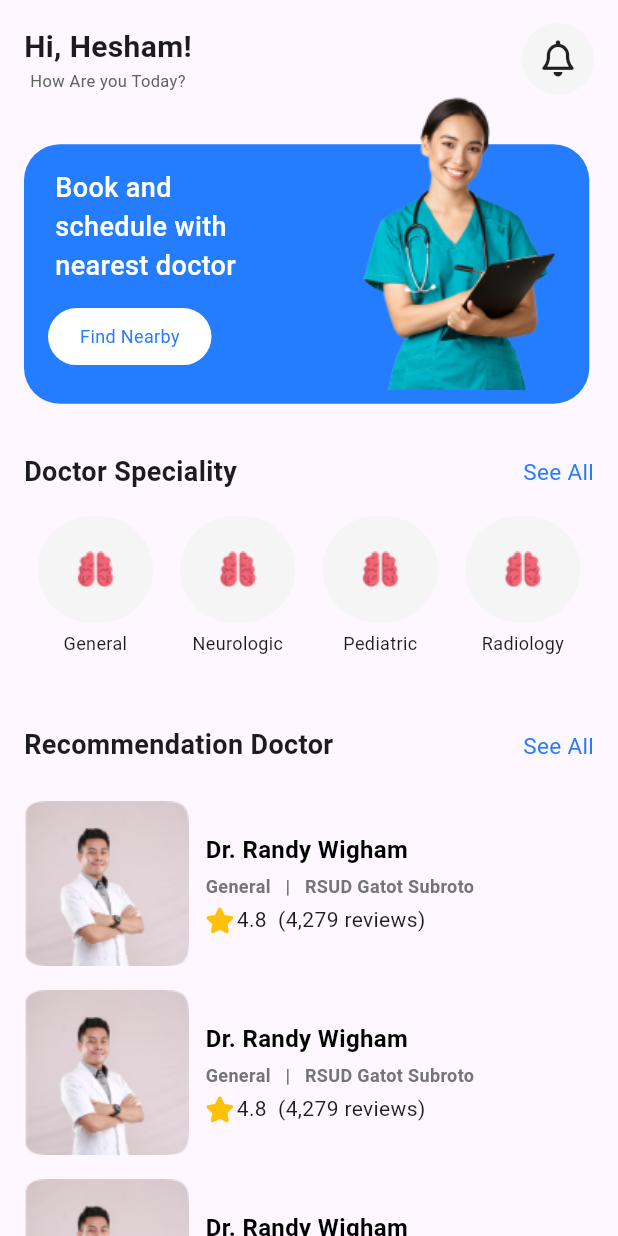
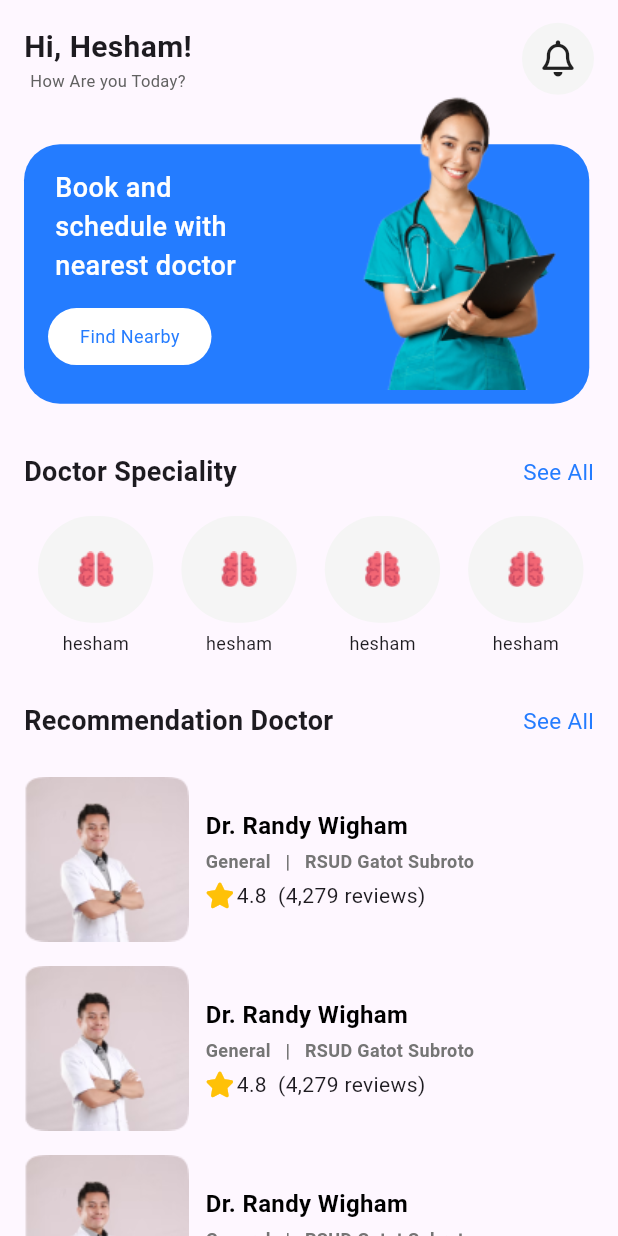
Before and after one commit to He9sham/Doctor-app, a Flutter app: the HomePage screen opened by its route, on a phone screen of 412 x 824 dp. Run offline on Flutter 3.47's test engine with Material 3 defaults, Android fonts, the phone set to English and light mode, and no system bars; our stand-ins replace awesome_dialog, dio, firebase_core, flutter_bloc, flutter_onboarding_slider, flutter_screenutil and 7 more; accounts and stored records are empty; generated files the repository leaves out were written again.

Commit message:
call api part one  fix issue for UI trrigre cubit for home view

```diff
--- a/lib/core/utils/app_router.dart
+++ b/lib/core/utils/app_router.dart
@@ -1,8 +1,9 @@
 import 'package:doctor/core/di/dependency_injection.dart';
+import 'package:doctor/features/home/logic/home_cubit.dart';
 import 'package:doctor/features/home/view/home_page.dart';
 import 'package:doctor/features/home/view/welcome_page.dart';
 import 'package:doctor/features/login/view/sigh_in_view.dart';
-import 'package:doctor/features/login/view_models/login_cubit/login_cubit.dart';
+import 'package:doctor/features/login/logic/login_cubit.dart';
 import 'package:doctor/features/onboarding/view/onboarding_view.dart';
 import 'package:doctor/features/sign_up/view_models/signup_cubit/sign_up_cubit.dart';
 import 'package:doctor/features/sign_up/views/sighup_view.dart';
@@ -45,7 +46,10 @@ abstract class AppRouter {
     ),
     GoRoute(
       path: homepage,
-      builder: (context, state) => const HomePage(),
+      builder: (context, state) => BlocProvider(
+        create: (context) => HomeCubit(getIt()),
+        child: const HomePage(),
+      ),
     ),
   ]);
 }
--- /dev/null
+++ b/lib/features/home/data/apis/home_api_constans.dart
@@ -0,0 +1,4 @@
+class HomeApiConstans
+{
+  static const String specializationEP = 'specialization/index';
+}
--- /dev/null
+++ b/lib/features/home/logic/home_cubit.dart
@@ -0,0 +1,21 @@
+import 'package:doctor/features/home/data/repos/home_repo.dart';
+import 'package:flutter_bloc/flutter_bloc.dart';
+
+import 'home_state.dart';
+
+class HomeCubit extends Cubit<HomeState> {
+  final HomeRepo _homeRepo;
+  HomeCubit(this._homeRepo) : super(const HomeState.initial());
+
+  void onGetSpecialization() async {
+    emit(const HomeState.speciializationloading());
+
+    final response = await _homeRepo.getSpecialization();
+
+    response.when(success: (specializationResponse) {
+      emit(HomeState.speciializationsussess(specializationResponse));
+    }, failure: (errorHandler) {
+      emit(HomeState.speciializationerror(errorHandler));
+    });
+  }
+}
--- a/lib/features/home/view/home_page.dart
+++ b/lib/features/home/view/home_page.dart
@@ -2,8 +2,8 @@ import 'package:doctor/core/helper/spacing.dart';
 import 'package:doctor/features/home/view/widgets/custom_appbar.dart';
 import 'package:doctor/features/home/view/widgets/custom_list_view_doctor_item.dart';
 import 'package:doctor/features/home/view/widgets/custom_stack_find_nearby.dart';
+import 'package:doctor/features/home/view/widgets/doctor_speciality_listview.dart';
 import 'package:doctor/features/home/view/widgets/row_show_text_title.dart';
-import 'package:doctor/features/home/view/widgets/view_doctor_speciality.dart';
 import 'package:flutter/material.dart';
 
 class HomePage extends StatelessWidget {
@@ -24,8 +24,7 @@ class HomePage extends StatelessWidget {
                 title: 'Doctor Speciality',
               ),
               verticalSpace(16),
-              const ViewDoctorSpeciality(),
-              verticalSpace(16),
+              const DoctorSpecialityListView(),
               const RowShowTextTitle(
                 title: 'Recommendation Doctor',
               ),
--- /dev/null
+++ b/lib/features/home/view/widgets/doctor_speciality_listview.dart
@@ -0,0 +1,21 @@
+import 'package:doctor/features/home/view/widgets/view_doctor_speciality.dart';
+import 'package:flutter/material.dart';
+
+class DoctorSpecialityListView extends StatelessWidget {
+  const DoctorSpecialityListView({super.key});
+
+  @override
+  Widget build(BuildContext context) {
+    return SizedBox(
+      height: MediaQuery.sizeOf(context).height * 0.15,
+      child: ListView.builder(
+        padding: EdgeInsets.zero,
+        scrollDirection: Axis.horizontal,
+        itemCount: 6,
+        itemBuilder: (context, index) {
+          return const ViewDoctorSpecialityItem();
+        },
+      ),
+    );
+  }
+}
--- a/lib/features/home/view/widgets/view_doctor_speciality.dart
+++ b/lib/features/home/view/widgets/view_doctor_speciality.dart
@@ -2,44 +2,12 @@ import 'package:doctor/core/helper/spacing.dart';
 import 'package:flutter/material.dart';
 import 'package:flutter_screenutil/flutter_screenutil.dart';
 
-class ViewDoctorSpeciality extends StatelessWidget {
-  const ViewDoctorSpeciality({super.key});
+class ViewDoctorSpecialityItem extends StatelessWidget {
+  const ViewDoctorSpecialityItem({super.key});
 
   @override
   Widget build(BuildContext context) {
-    return const Row(
-      mainAxisAlignment: MainAxisAlignment.spaceEvenly,
-      children: [
-        ViewDoctorSpecialityItem(
-          path: 'assets/image/Brain 1.png',
-          title: 'General',
-        ),
-        ViewDoctorSpecialityItem(
-          path: 'assets/image/Brain 1.png',
-          title: 'Neurologic',
-        ),
-        ViewDoctorSpecialityItem(
-          path: 'assets/image/Brain 1.png',
-          title: 'Pediatric',
-        ),
-        ViewDoctorSpecialityItem(
-          path: 'assets/image/Brain 1.png',
-          title: 'Radiology',
-        ),
-      ],
-    );
-  }
-}
-
-class ViewDoctorSpecialityItem extends StatelessWidget {
-  const ViewDoctorSpecialityItem(
-      {super.key, required this.path, required this.title});
-  final String path, title;
-
-  @override
-  Widget build(BuildContext context) {
-    return Expanded(
-      child: SizedBox(
+    return SizedBox(
       height: MediaQuery.sizeOf(context).height * 0.15,
       width: 87.w,
       child: Column(
@@ -52,20 +20,19 @@ class ViewDoctorSpecialityItem extends StatelessWidget {
               color: const Color(0xffF5F5F5),
             ),
             child: Center(
-                child: Image.asset(path),
+              child: Image.asset('assets/image/Brain 1.png'),
             ),
           ),
           verticalSpace(5),
-            Text(
-              title,
-              style: const TextStyle(
+          const Text(
+            'hesham',
+            style: TextStyle(
               fontSize: 12,
               fontWeight: FontWeight.w400,
             ),
           ),
         ],
       ),
-      ),
     );
   }
 }
--- a/lib/features/login/view_models/login_cubit/login_cubit.dart
+++ b/lib/features/login/logic/login_cubit.dart
@@ -1,6 +1,6 @@
 import 'package:doctor/features/login/data/models/login_request_body.dart';
 import 'package:doctor/features/login/data/repo/login_repo.dart';
-import 'package:doctor/features/login/view_models/login_cubit/login_state.dart';
+import 'package:doctor/features/login/logic/login_state.dart';
 import 'package:flutter/widgets.dart';
 import 'package:flutter_bloc/flutter_bloc.dart';
 
--- a/lib/features/login/view_models/login_cubit/login_state.dart
+++ b/lib/features/login/logic/login_state.dart
@@ -1,4 +1,5 @@
 import 'package:freezed_annotation/freezed_annotation.dart';
+
 part 'login_state.freezed.dart';
 @freezed
 class LoginState<T> with _$LoginState<T> {
--- a/lib/features/login/view/sigh_in_view.dart
+++ b/lib/features/login/view/sigh_in_view.dart
@@ -7,7 +7,7 @@ import 'package:doctor/features/login/view/widgets/login_bloc_listener.dart';
 import 'package:doctor/features/login/view/widgets/row_text_have_acc.dart';
 import 'package:doctor/features/login/view/widgets/terms_conditions_text.dart';
 import 'package:doctor/features/login/view/widgets/text_auth_welcome.dart';
-import 'package:doctor/features/login/view_models/login_cubit/login_cubit.dart';
+import 'package:doctor/features/login/logic/login_cubit.dart';
 import 'package:flutter/material.dart';
 import 'package:flutter_bloc/flutter_bloc.dart';
 import 'package:go_router/go_router.dart';
--- a/lib/features/login/view/widgets/email_and_password.dart
+++ b/lib/features/login/view/widgets/email_and_password.dart
@@ -2,7 +2,7 @@ import 'package:doctor/core/helper/app_regex.dart';
 import 'package:doctor/core/helper/spacing.dart';
 import 'package:doctor/core/widgets/app_text_form_field.dart';
 import 'package:doctor/features/login/view/widgets/password_validations.dart';
-import 'package:doctor/features/login/view_models/login_cubit/login_cubit.dart';
+import 'package:doctor/features/login/logic/login_cubit.dart';
 import 'package:flutter/material.dart';
 import 'package:flutter_bloc/flutter_bloc.dart';
 
--- a/lib/features/login/view/widgets/login_bloc_listener.dart
+++ b/lib/features/login/view/widgets/login_bloc_listener.dart
@@ -1,8 +1,8 @@
 import 'package:awesome_dialog/awesome_dialog.dart';
 import 'package:doctor/core/helper/awesome_widgets.dart';
 import 'package:doctor/core/utils/app_router.dart';
-import 'package:doctor/features/login/view_models/login_cubit/login_cubit.dart';
-import 'package:doctor/features/login/view_models/login_cubit/login_state.dart';
+import 'package:doctor/features/login/logic/login_cubit.dart';
+import 'package:doctor/features/login/logic/login_state.dart';
 import 'package:flutter/material.dart';
 import 'package:flutter_bloc/flutter_bloc.dart';
 import 'package:go_router/go_router.dart';
```
Also changed, not shown: lib/core/di/dependency_injection.dart (+8 -4 lines), lib/features/home/data/apis/home_screen_api.dart (added, +15 -0 lines), lib/features/home/data/models/specialization_response_api.dart (added, +60 -0 lines), lib/features/home/data/repos/home_repo.dart (added, +20 -0 lines), lib/features/home/logic/home_state.dart (added, +15 -0 lines), lib/features/home/data/apis/home_screen_api.g.dart (added), lib/features/home/data/models/specialization_response_api.g.dart (added), lib/features/home/logic/home_state.freezed.dart (added), lib/features/login/logic/login_state.freezed.dart (renamed from lib/features/login/view_models/login_cubit/login_state.freezed.dart). Lines whose indentation alone changed are shown as unchanged.
